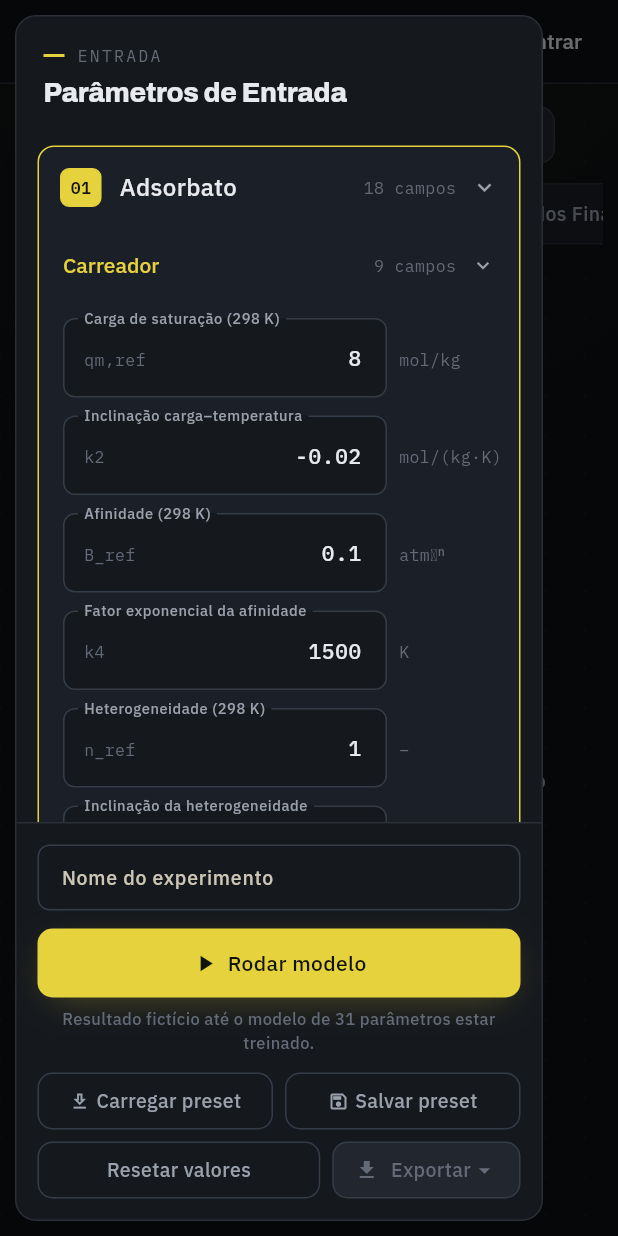
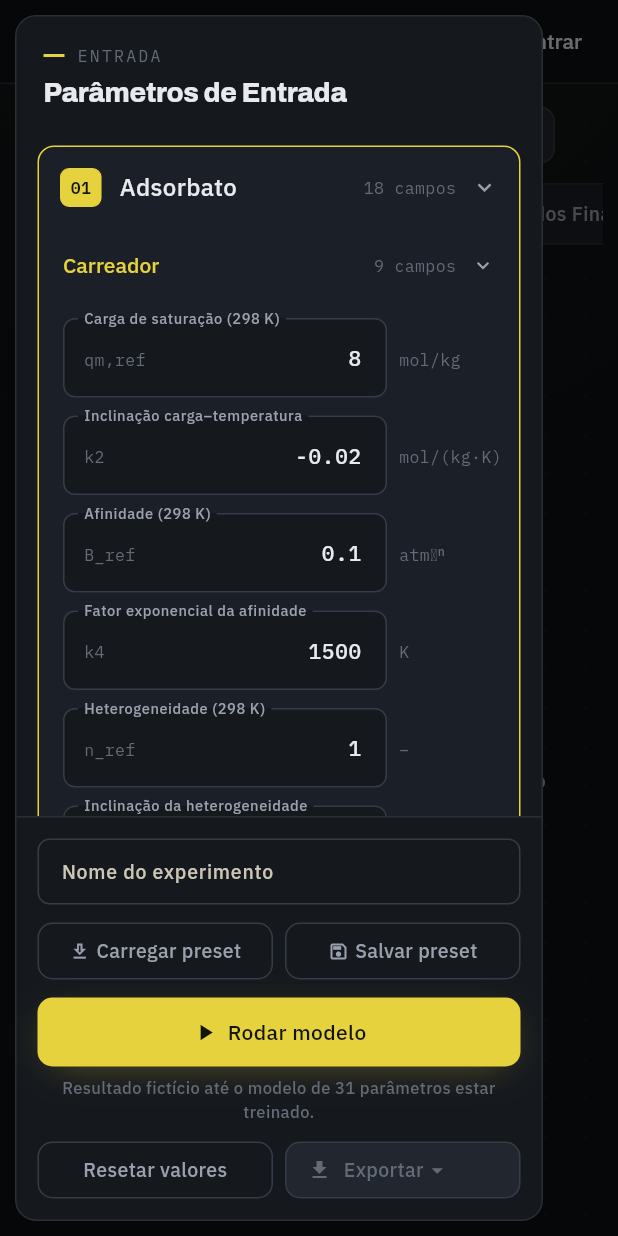
Before and after one commit to EduardoStaudt/NNAdsorption_App, a Flutter app: the PlatformScreen screen opened by its route, with the side drawer open, on a phone screen of 412 x 824 dp. Run offline on Flutter 3.47's test engine with Material 3 defaults, Android fonts, the phone set to English and light mode, and no system bars; our stand-ins replace fl_chart, flutter_svg, go_router, shared_preferences; accounts and stored records are empty; project files that could hold a hidden picture were left out.

Commit message:
fix: cosmetic adjustments (cards, badge, buttons order)

```diff
--- a/frontend/lib/widgets/export_button.dart
+++ b/frontend/lib/widgets/export_button.dart
@@ -127,8 +127,14 @@ class _ExportButtonState extends State<ExportButton> {
                             : cores.text,
                       ),
                       const SizedBox(width: Espaco.sm),
-                      Text(
+                      // Flexível porque o botão também vive numa metade de
+                      // linha, ao lado do "Resetar valores": lá a largura vem
+                      // de fora e o rótulo tem que ceder antes de estourar.
+                      Flexible(
+                        child: Text(
                           'Exportar',
+                          maxLines: 1,
+                          overflow: TextOverflow.ellipsis,
                           style: TextStyle(
                             fontFamily: 'IBMPlexSans',
                             fontSize: Tipo.corpo,
@@ -138,6 +144,7 @@ class _ExportButtonState extends State<ExportButton> {
                                 : ativo
                                 ? cores.accent
                                 : cores.text,
+                          ),
                         ),
                       ),
                       Icon(
--- a/frontend/lib/widgets/parameters_panel.dart
+++ b/frontend/lib/widgets/parameters_panel.dart
@@ -5,11 +5,11 @@
 // `kNumComponentes` lá gera as sub-seções novas aqui sem tocar neste arquivo.
 //
 // A árvore tem dois níveis e cada um abre um item por vez. Adsorbato são os
-// gases retidos (isoterma e cinética, um bloco por componente); Adsorvente é o
-// sólido que os retém — a nomenclatura é a da IUPAC e a do artigo.
+// gases retidos, um bloco por componente; o segundo card guarda as
+// propriedades do sólido (`kPackingFields`).
 //   Adsorbato ─┬─ Carreador  (9 campos)
 //              └─ Gás Forte  (9 campos)
-//   Adsorvente               (3 campos)
+//   Isoterma                 (3 campos)
 //   Operação e Geometria     (10 campos)
 import 'package:flutter/material.dart';
 import '../models/param_defs.dart';
@@ -60,7 +60,7 @@ List<_CardTopo> _cards() => [
         ],
       ),
   ]),
-  _CardSimples('Adsorvente', [for (final f in kPackingFields) (f.baseKey, f)]),
+  _CardSimples('Isoterma', [for (final f in kPackingFields) (f.baseKey, f)]),
   _CardSimples('Operação e Geometria', [
     for (final f in kOperationFields) (f.baseKey, f),
   ]),
@@ -218,26 +218,8 @@ class _ParametersPanelState extends State<ParametersPanel> {
                 ),
               ),
               const SizedBox(height: Espaco.cartao),
-              BotaoPrimario(
-                texto: 'Rodar modelo',
-                icone: Icons.play_arrow,
-                onTap: widget.onRodar,
-              ),
-              const SizedBox(height: Espaco.xs),
-              // A rede binária ainda não existe: o que sai daqui é a curva
-              // sintética. Dizer isso na tela evita que o número seja lido
-              // como medida.
-              Text(
-                'Resultado fictício até o modelo de $totalParametros '
-                'parâmetros estar treinado.',
-                textAlign: TextAlign.center,
-                style: TextStyle(
-                  fontFamily: 'IBMPlexSans',
-                  fontSize: Tipo.label,
-                  color: cores.text3,
-                ),
-              ),
-              const SizedBox(height: Espaco.cartao),
+              // Preparar o experimento vem antes de rodá-lo: nome, preset, e
+              // só então a ação principal.
               Row(
                 children: [
                   Expanded(
@@ -259,7 +241,27 @@ class _ParametersPanelState extends State<ParametersPanel> {
                   ),
                 ],
               ),
-              const SizedBox(height: Espaco.sm),
+              const SizedBox(height: Espaco.cartao),
+              BotaoPrimario(
+                texto: 'Rodar modelo',
+                icone: Icons.play_arrow,
+                onTap: widget.onRodar,
+              ),
+              const SizedBox(height: Espaco.xs),
+              // A rede binária ainda não existe: o que sai daqui é a curva
+              // sintética. Dizer isso na tela evita que o número seja lido
+              // como medida. Fica colado no botão, que é o que ele explica.
+              Text(
+                'Resultado fictício até o modelo de $totalParametros '
+                'parâmetros estar treinado.',
+                textAlign: TextAlign.center,
+                style: TextStyle(
+                  fontFamily: 'IBMPlexSans',
+                  fontSize: Tipo.label,
+                  color: cores.text3,
+                ),
+              ),
+              const SizedBox(height: Espaco.cartao),
               Row(
                 children: [
                   Expanded(
@@ -270,9 +272,13 @@ class _ParametersPanelState extends State<ParametersPanel> {
                     ),
                   ),
                   const SizedBox(width: Espaco.sm),
-                  ExportButton(
-                    habilitado: widget.podeExportar,
-                    onExport: widget.onExportar,
+                  // `Expanded` no exportar também: ele mede pelo conteúdo e a
+                  // linha saía com as duas metades de tamanhos diferentes.
+                  Expanded(
+                    child: ExportButton(
+                      habilitado: widget.podeExportar,
+                      onExport: widget.onExportar,
+                    ),
                   ),
                 ],
               ),
--- a/frontend/lib/widgets/topbar.dart
+++ b/frontend/lib/widgets/topbar.dart
@@ -62,7 +62,7 @@ class Topbar extends StatelessWidget implements PreferredSizeWidget {
           const _LogoBadge(),
         ],
       ),
-      actions: const [_AcoesTopbar()],
+      actions: const [_AcoesTopbar(comStatus: false)],
     );
   }
 }
@@ -182,7 +182,11 @@ class _LogoBadge extends StatelessWidget {
 
 /// Ações da direita: status, alternar tema, avatar/login
 class _AcoesTopbar extends StatelessWidget {
-  const _AcoesTopbar();
+  /// A bolinha de conectado é da landing, onde dizer que o serviço está no ar
+  /// vale como argumento. Dentro da plataforma quem está logado já sabe disso,
+  /// então lá ela sai.
+  final bool comStatus;
+  const _AcoesTopbar({this.comStatus = true});
 
   @override
   Widget build(BuildContext context) {
@@ -194,7 +198,7 @@ class _AcoesTopbar extends StatelessWidget {
       mainAxisSize: MainAxisSize.min,
       children: [
         // Indicador de status (bolinha pulsante)
-        if (authProvider.logado) _StatusDot(comTexto: !estreito),
+        if (comStatus && authProvider.logado) _StatusDot(comTexto: !estreito),
         const SizedBox(width: 4),
 
         // Alternar tema
```
Also changed, not shown: frontend/lib/widgets/painel_flat_parametros.dart (+6 -5 lines), frontend/lib/widgets/zona_resultados.dart (+4 -24 lines), 1 other file. Lines whose indentation alone changed are shown as unchanged.
